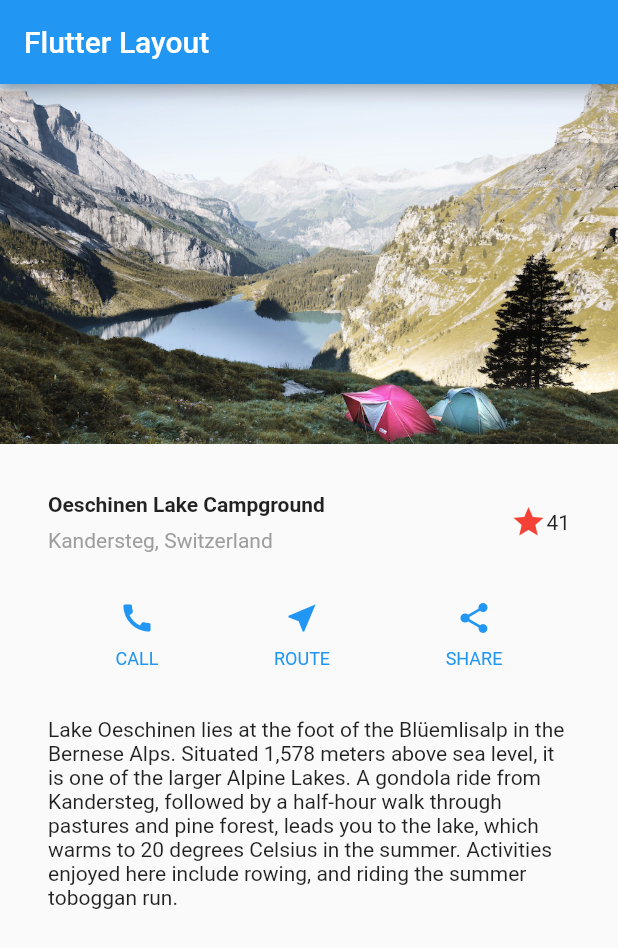
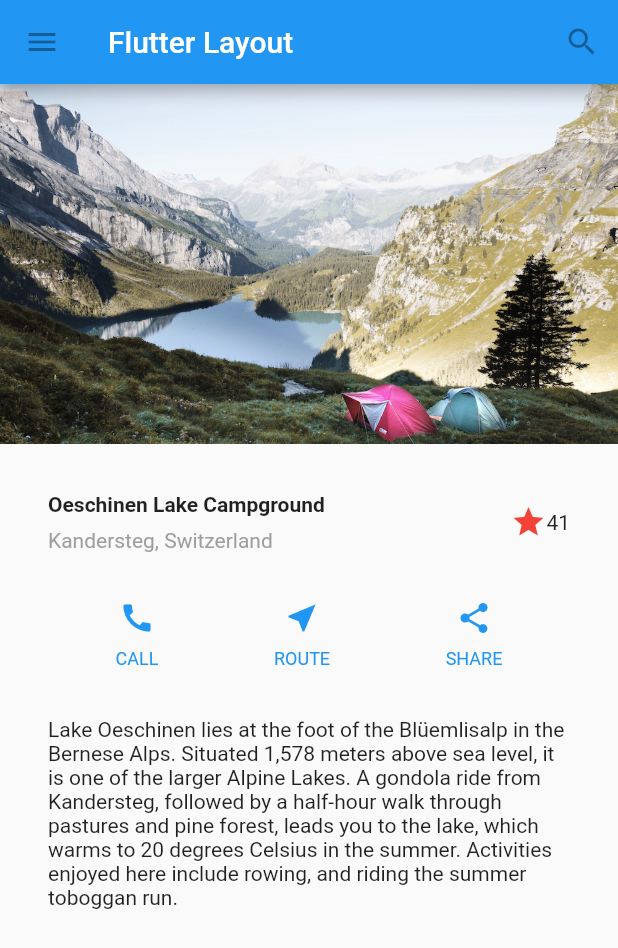
Before and after one commit to nvrr/Flutter.Doc, a Flutter app: the screen it shows after launch, on a phone screen of 412 x 824 dp. Shown: the top 948 px of the screen. Run offline on Flutter 3.47's test engine with Material 2 defaults, Android fonts, the phone set to English and light mode, and no system bars.

Commit message:
Flutter Layout

```diff
--- a/lib/main.dart
+++ b/lib/main.dart
@@ -32,7 +32,19 @@ class MyApp extends StatelessWidget {
       title: 'Flutter layout Demo',
       home: Scaffold(
         appBar: AppBar(
-          title: Text('Flutter Layout')
+          leading: IconButton(
+          icon: Icon(Icons.menu),
+          tooltip: 'Navigation menu',
+          onPressed: null,
+        ),
+          title: Text('Flutter Layout'),
+          actions: <Widget>[
+          IconButton(
+            icon: Icon(Icons.search),
+            tooltip: 'Search',
+            onPressed: null,
+          ),
+        ],
         ),
         body: ListView(
           children: <Widget>[
```
